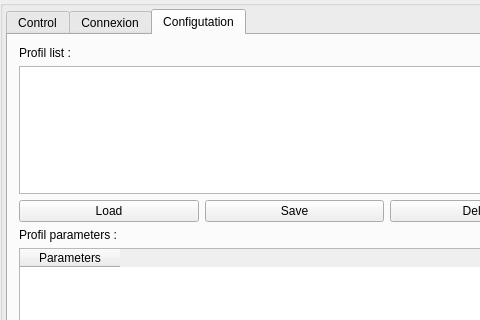
Before: the Qt Designer form dario.ui in exmachina-dev/EXM-dario, drawn with Qt 5; both pictures show x 0 to 480 and y 0 to 320 of the 980 by 650 pixel window.
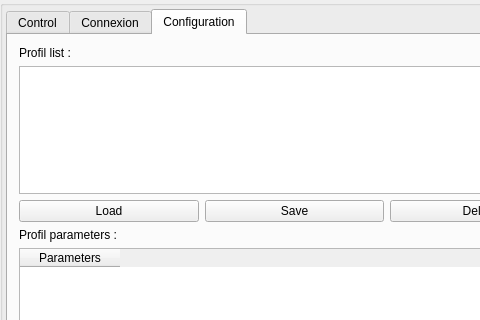
After: the same form once the commit is applied. Icons and pictures are not drawn.

Commit message: Fix typo in tabs

What changed in the file:
```diff
--- a/dario.ui
+++ b/dario.ui
@@ -749,7 +749,7 @@
                <bool>true</bool>
               </property>
               <attribute name="title">
-               <string>Configutation</string>
+               <string>Configuration</string>
               </attribute>
               <layout class="QVBoxLayout" name="verticalLayout_3">
                <item>
```
